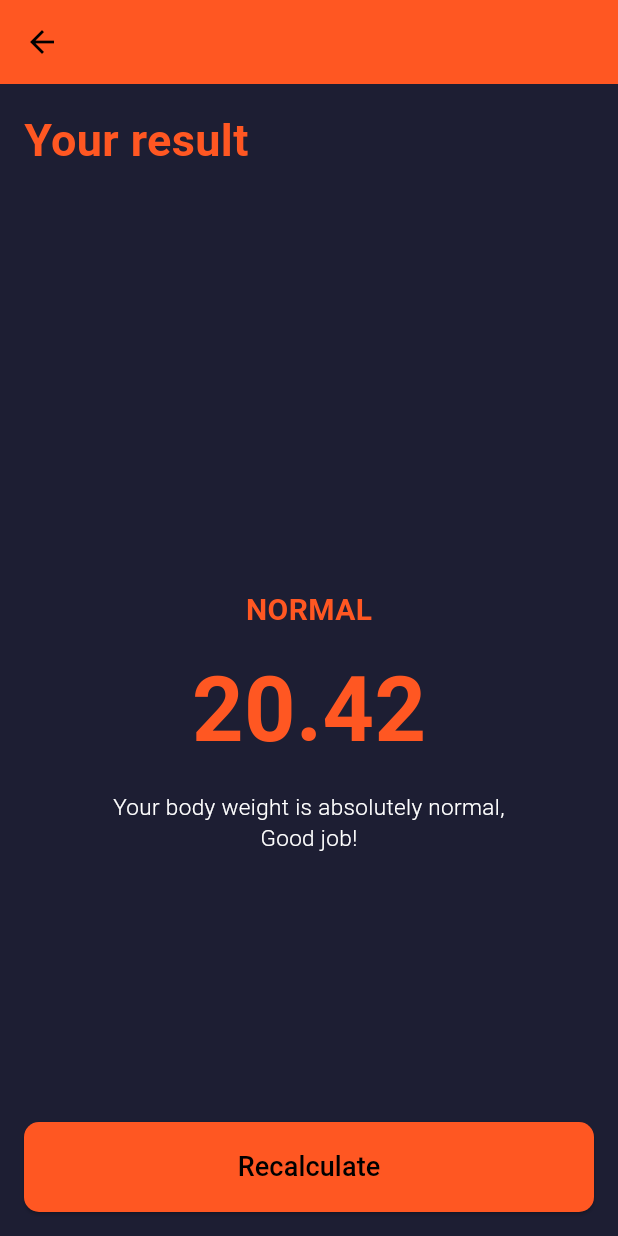
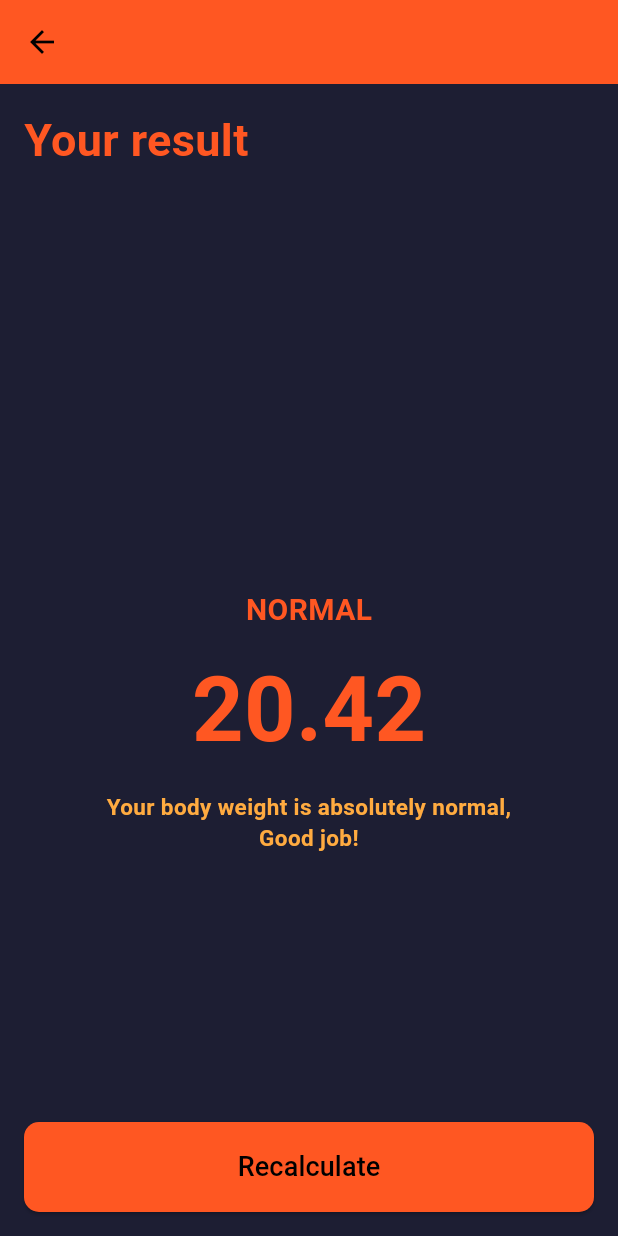
Before and after one commit to Mahmoud-Salah18/Bmi, a Flutter app: the screen it shows after launch, after a tap on "Calculate", on a phone screen of 412 x 824 dp. Run offline on Flutter 3.47's test engine with Material 3 defaults, Android fonts, the phone set to English and light mode, and no system bars.

Commit message:
first commit 1

```diff
--- a/lib/page/bmi_screen.dart
+++ b/lib/page/bmi_screen.dart
@@ -31,17 +31,21 @@ class _BmiScreenState extends State<BmiScreen> {
       body: Padding(
         padding: const EdgeInsets.all(15),
         child: Column(
-          spacing: 10,
           children: [
             MaleAndFemale(),
+            const SizedBox(height: 10),
             HeightUi(),
+            const SizedBox(height: 10),
             weightAndAge(),
+            const SizedBox(height: 10),
             MainButton(
               onTap: () {
                 double result = weight / (height * height * 0.0001);
                 Navigator.push(
                   context,
-                  MaterialPageRoute(builder: (context) => ResultScreen(result:result)),
+                  MaterialPageRoute(
+                    builder: (context) => ResultScreen(result: result),
+                  ),
                 );
               },
             ),
@@ -103,9 +107,9 @@ class _BmiScreenState extends State<BmiScreen> {
   Expanded MaleAndFemale() {
     return Expanded(
       child: Row(
-        spacing: 10,
         children: [
-          GenderCard(
+          Expanded(
+            child: GenderCard(
               title: "Male",
               icon: Icons.male,
               color: isMale ? AppColors.primaryColor : AppColors.secondaryColor,
@@ -115,15 +119,21 @@ class _BmiScreenState extends State<BmiScreen> {
                 });
               },
             ),
-          GenderCard(
+          ),
+          const SizedBox(width: 10),
+          Expanded(
+            child: GenderCard(
               title: "Female",
               icon: Icons.female,
-            color: !isMale ? AppColors.primaryColor : AppColors.secondaryColor,
+              color: !isMale
+                  ? AppColors.primaryColor
+                  : AppColors.secondaryColor,
               onTap: () {
                 setState(() {
                   isMale = false;
                 });
               },
+            ),
           ),
         ],
       ),
--- a/lib/page/result_screen.dart
+++ b/lib/page/result_screen.dart
@@ -80,8 +80,8 @@ class ResultScreen extends StatelessWidget {
                       textAlign: TextAlign.center,
                       style: TextStyle(
                         fontSize: 15,
-                        fontWeight: FontWeight.w300,
-                        color: Colors.white,
+                        fontWeight: FontWeight.w700,
+                        color: Colors.orangeAccent,
                       ),
                     ),
                   ],
--- a/lib/widgets/gender_card.dart
+++ b/lib/widgets/gender_card.dart
@@ -9,10 +9,12 @@ class GenderCard extends StatelessWidget {
     required this.color,
     required this.onTap,
   });
+
   final String title;
   final IconData icon;
   final Color color;
   final Function() onTap;
+
   @override
   Widget build(BuildContext context) {
     return Expanded(
@@ -20,7 +22,7 @@ class GenderCard extends StatelessWidget {
         onTap: onTap,
         child: Container(
           decoration: BoxDecoration(
-            color: AppColors.secondaryColor,
+            color: color,
             borderRadius: BorderRadius.circular(10),
           ),
           child: Column(
```
Lines whose indentation alone changed are shown as unchanged.
